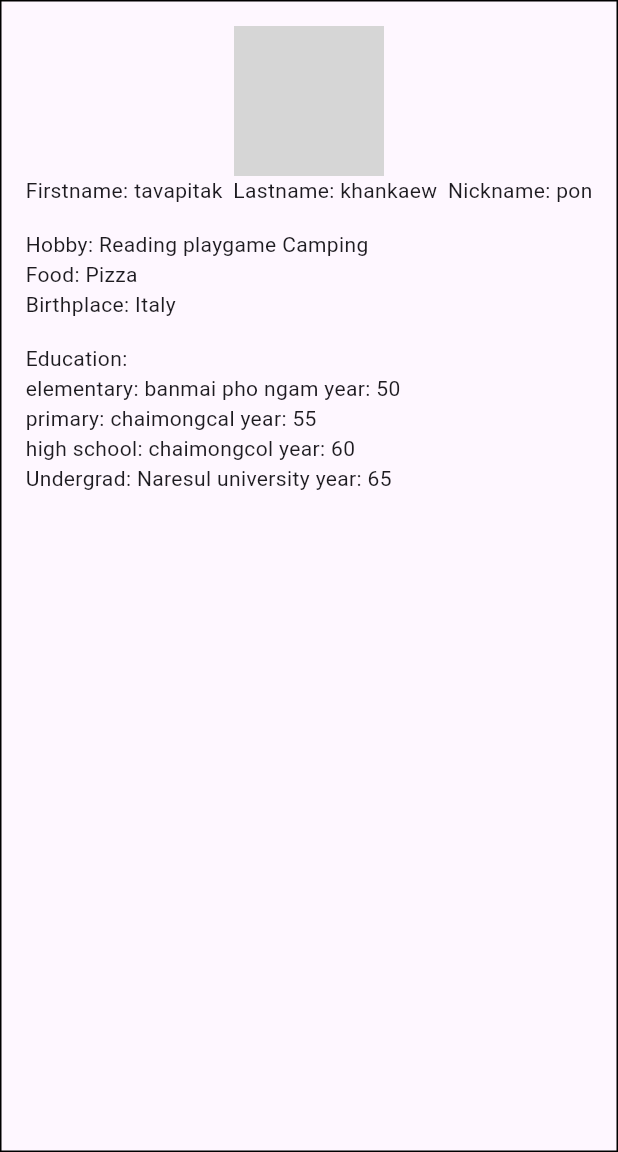
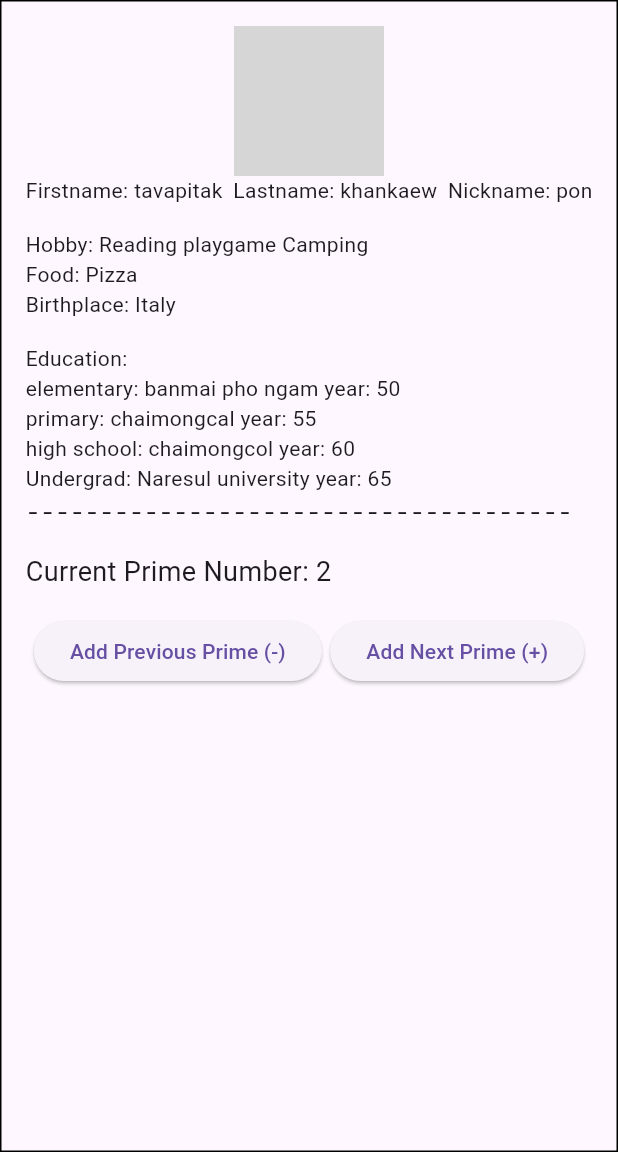
Before and after one commit to tavapitak/Resume-by-Flutter, a Flutter app: the screen it shows after launch, on a phone screen of 412 x 824 dp, the part 84-1236 px from its top. Run offline on Flutter 3.47's test engine with Material 3 defaults, Android fonts, the phone set to English and light mode, and no system bars; network calls fail; grey boxes are pictures that could not be loaded.

Commit message:
first commit

```diff
--- a/lib/main.dart
+++ b/lib/main.dart
@@ -1,10 +1,54 @@
 import 'package:flutter/material.dart';
+import 'dart:math';
 
 void main() {
   runApp(MyApp());
 }
 
-class MyApp extends StatelessWidget {
+class MyApp extends StatefulWidget {
+  @override
+  _MyAppState createState() => _MyAppState();
+}
+
+class _MyAppState extends State<MyApp> {
+  List<int> primeList = [];
+  int currentPrime = 2; // Start with the first prime number
+
+  // Function to check if a number is prime
+  bool isPrime(int number) {
+    if (number < 2) return false;
+    for (int i = 2; i <= sqrt(number).toInt(); i++) {
+      if (number % i == 0) return false;
+    }
+    return true;
+  }
+
+  // Add the next prime number to the list
+  void addNextPrime() {
+    int nextNumber = currentPrime + 1;
+    while (!isPrime(nextNumber)) {
+      nextNumber++;
+    }
+    setState(() {
+      currentPrime = nextNumber;
+      primeList.add(currentPrime);
+    });
+  }
+
+  // Subtract the previous prime number from the list
+  void subtractPreviousPrime() {
+    if (primeList.isNotEmpty) {
+      setState(() {
+        primeList.removeLast();
+        if (primeList.isNotEmpty) {
+          currentPrime = primeList.last;
+        } else {
+          currentPrime = 2;
+        }
+      });
+    }
+  }
+
   @override
   Widget build(BuildContext context) {
     return MaterialApp(
@@ -22,7 +66,6 @@ class MyApp extends StatelessWidget {
             child: Column(
               crossAxisAlignment: CrossAxisAlignment.start,
               children: [
-
                 Center(
                   child: Image.network(
                     'https://i.kym-cdn.com/photos/images/original/000/913/373/efd.jpg',
@@ -30,7 +73,6 @@ class MyApp extends StatelessWidget {
                     height: 100,
                   ),
                 ),
-
                 Row(
                   mainAxisAlignment: MainAxisAlignment.spaceBetween,
                   children: [
@@ -69,7 +111,44 @@ class MyApp extends StatelessWidget {
                     Text("Undergrad: Naresul university year: 65"),
                   ],
                 ),
-
+                // Divider line
+                Text(
+                  "-------------------------------------",
+                  style: TextStyle(fontFamily: 'Courier', fontSize: 16),
+                ),
+                SizedBox(height: 16),
+                // Current prime number
+                Text(
+                  "Current Prime Number: $currentPrime",
+                  style: TextStyle(fontSize: 18),
+                ),
+                SizedBox(height: 16),
+                // Buttons to add or subtract primes
+                Row(
+                  mainAxisAlignment: MainAxisAlignment.spaceEvenly,
+                  children: [
+                    ElevatedButton(
+                      onPressed: subtractPreviousPrime,
+                      child: Text("Add Previous Prime (-)"),
+                    ),
+                    ElevatedButton(
+                      onPressed: addNextPrime,
+                      child: Text("Add Next Prime (+)"),
+                    ),
+                  ],
+                ),
+                SizedBox(height: 16),
+                // ListView to display primes
+                Expanded(
+                  child: ListView.builder(
+                    itemCount: primeList.length,
+                    itemBuilder: (context, index) {
+                      return ListTile(
+                        title: Text("Prime ${index + 1}: ${primeList[index]}"),
+                      );
+                    },
+                  ),
+                ),
               ],
             ),
           ),
```
Also changed, not shown: lib/foodmenu.dart (added, +229 -0 lines), lib/main2.dart (added, +19 -0 lines), 1 other file.
